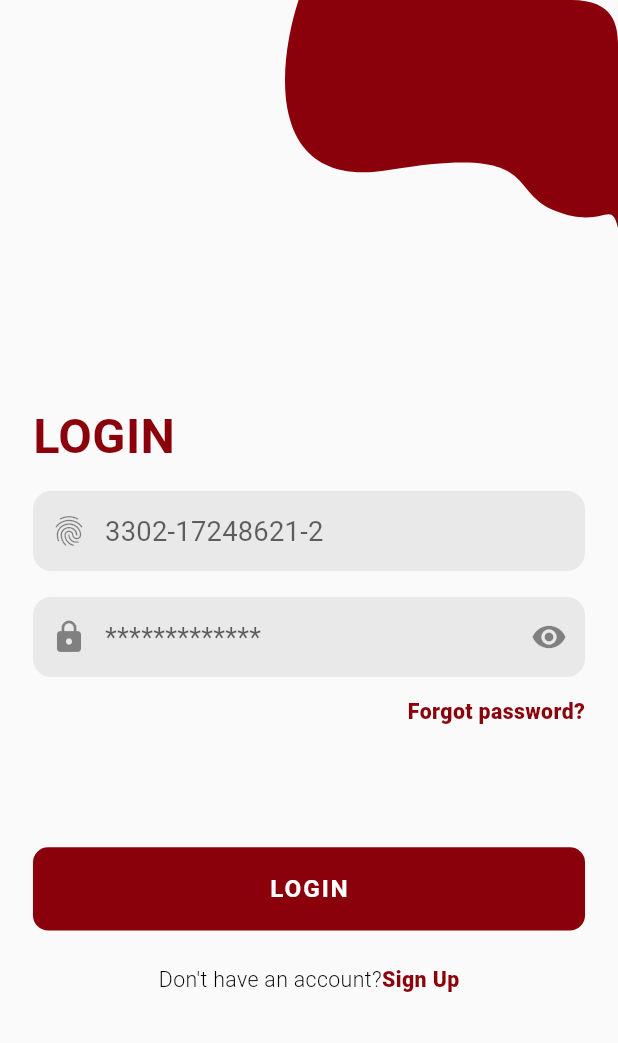
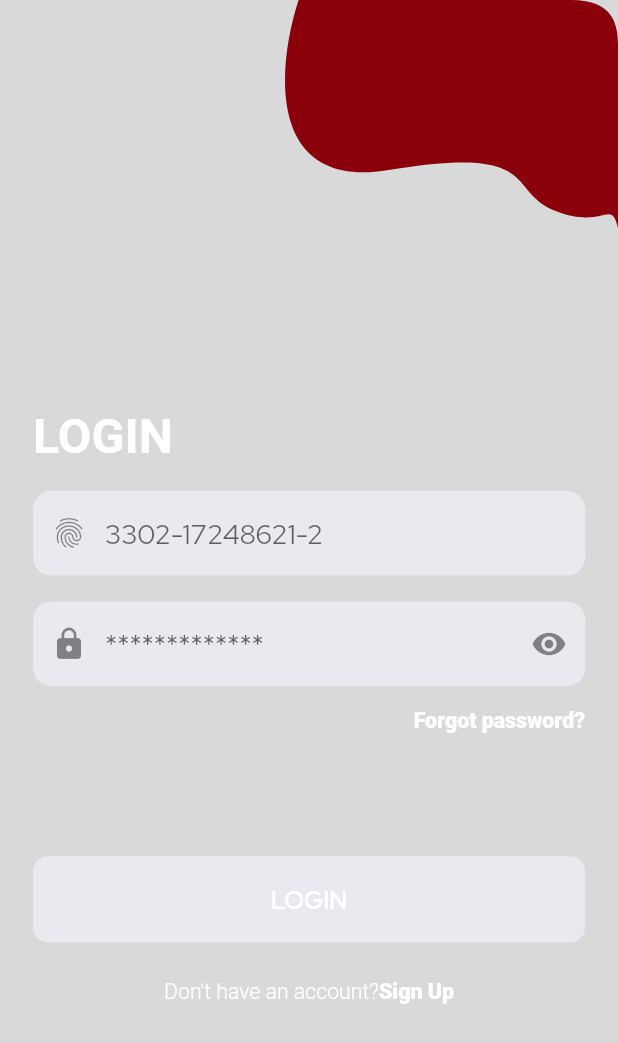
Before and after one commit to sherryqaisrani/student_management_system, a Flutter app: the LoginPage2 screen opened directly, on a phone screen of 412 x 824 dp. Shown: the top 1043 px of the screen. Run offline on Flutter 3.47's test engine with Material 2 defaults, Android fonts, the phone set to English and light mode, and no system bars; our stand-ins replace dio, flutter_screenutil, flutter_svg, google_fonts.

Commit message:
Theme SetUp Done

```diff
--- a/lib/screens/LoginPage.dart
+++ b/lib/screens/LoginPage.dart
@@ -48,7 +48,7 @@ class _LoginPageState extends State<LoginPage> {
         fontWeight: FontWeight.w500,
       ),
       filled: true,
-      fillColor: AppColors.aLightPlaceHolderColor,
+      fillColor: aLightPlaceholderColor,
     );
   }
 
@@ -102,7 +102,7 @@ class _LoginPageState extends State<LoginPage> {
                 width: double.infinity,
                 child: TextButton(
                   style: TextButton.styleFrom(
-                    backgroundColor: AppColors.oragneColor,
+                    backgroundColor: oragneColor,
                     shape: RoundedRectangleBorder(
                       side: const BorderSide(
                         color: Colors.transparent,
@@ -119,7 +119,6 @@ class _LoginPageState extends State<LoginPage> {
                   child: Text(
                     "Sign in",
                     style: TextStyle(
-                      color: AppColors.btnBlackColor,
                       fontSize: 16.sp,
                       fontWeight: FontWeight.w500,
                     ),
--- a/lib/screens/change_password.dart
+++ b/lib/screens/change_password.dart
@@ -44,7 +44,6 @@ class _ChangePasswordState extends State<ChangePassword> {
                     style: TextStyle(
                       fontSize: 32.sp,
                       fontWeight: FontWeight.w700,
-                      color: AppColors.primaryColor,
                     ),
                   ),
                   SizedBox(
@@ -87,7 +86,6 @@ class _ChangePasswordState extends State<ChangePassword> {
                     width: double.infinity,
                     child: ElevatedButton(
                       style: ElevatedButton.styleFrom(
-                          primary: AppColors.primaryColor,
                           padding: EdgeInsets.symmetric(
                             vertical: 16.h,
                           ),
@@ -137,7 +135,7 @@ class _ChangePasswordState extends State<ChangePassword> {
         ),
       ),
       filled: true,
-      fillColor: AppColors.aLightPlaceHolderColor,
+      fillColor: aLightPlaceholderColor,
       hintText: hintText,
       prefixIcon: const Icon(
         Icons.lock,
--- a/lib/screens/forgot_password.dart
+++ b/lib/screens/forgot_password.dart
@@ -43,7 +43,6 @@ class _ForgotPasswordState extends State<ForgotPassword> {
                   style: TextStyle(
                     fontSize: 32.sp,
                     fontWeight: FontWeight.w700,
-                    color: AppColors.primaryColor,
                   ),
                 ),
                 SizedBox(
@@ -64,7 +63,6 @@ class _ForgotPasswordState extends State<ForgotPassword> {
                   width: double.infinity,
                   child: ElevatedButton(
                     style: ElevatedButton.styleFrom(
-                        primary: AppColors.primaryColor,
                         padding: EdgeInsets.symmetric(
                           vertical: 16.h,
                         ),
@@ -115,7 +113,7 @@ InputDecoration getInputDecoration({required String hintText}) {
       ),
     ),
     filled: true,
-    fillColor: AppColors.aLightPlaceHolderColor,
+    fillColor: aLightPlaceholderColor,
     hintText: hintText,
     prefixIcon: const Icon(
       Icons.phone,
--- a/lib/screens/loginpage2.dart
+++ b/lib/screens/loginpage2.dart
@@ -2,6 +2,7 @@ import 'package:flutter/material.dart';
 import 'package:flutter_screenutil/flutter_screenutil.dart';
 import 'package:flutter_svg/flutter_svg.dart';
 import 'package:student_management_system/utils/colors.dart';
+import 'package:student_management_system/widget/CustomeFormTextField.dart';
 
 class LoginPage2 extends StatefulWidget {
   LoginPage2({Key? key}) : super(key: key);
@@ -11,41 +12,8 @@ class LoginPage2 extends StatefulWidget {
 }
 
 class _LoginPage2State extends State<LoginPage2> {
-  InputDecoration inputDecoration(
-      {required String hintText,
-      required Widget prefixIcon,
-      Widget? suffixIcon}) {
-    return InputDecoration(
-      contentPadding: EdgeInsets.symmetric(
-        vertical: 16.h,
-      ),
-      border: OutlineInputBorder(
-        borderRadius: BorderRadius.circular(
-          12.r,
-        ),
-        borderSide: const BorderSide(
-          color: Colors.transparent,
-        ),
-      ),
-      enabledBorder: OutlineInputBorder(
-        borderRadius: BorderRadius.circular(
-          12.r,
-        ),
-        borderSide: const BorderSide(
-          color: Colors.transparent,
-        ),
-      ),
-      hintText: hintText,
-      hintStyle: TextStyle(
-        fontSize: 18.sp,
-        fontWeight: FontWeight.w400,
-      ),
-      filled: true,
-      fillColor: AppColors.lightGrayColor,
-      prefixIcon: prefixIcon,
-      suffixIcon: suffixIcon,
-    );
-  }
+  final TextEditingController _userNameController = TextEditingController();
+  final TextEditingController _passwordTextController = TextEditingController();
 
   @override
   Widget build(BuildContext context) {
@@ -80,7 +48,6 @@ class _LoginPage2State extends State<LoginPage2> {
                   Text(
                     'LOGIN',
                     style: TextStyle(
-                      color: AppColors.primaryColor,
                       fontSize: 32.sp,
                       fontWeight: FontWeight.w700,
                     ),
@@ -88,25 +55,21 @@ class _LoginPage2State extends State<LoginPage2> {
                   SizedBox(
                     height: 17.h,
                   ),
-                  TextFormField(
-                    keyboardType: TextInputType.number,
-                    textInputAction: TextInputAction.next,
-                    decoration: inputDecoration(
-                        hintText: '3302-17248621-2',
-                        prefixIcon: const Icon(Icons.fingerprint)),
+                  CustomeFormTextField(
+                    controller: _userNameController,
+                    textHint: '3302-17248621-2',
+                    prefixIcon: const Icon(
+                      Icons.fingerprint,
+                    ),
                   ),
                   SizedBox(
                     height: 17.h,
                   ),
-                  TextFormField(
-                    keyboardType: TextInputType.text,
-                    textInputAction: TextInputAction.next,
-                    obscureText: true,
-                    decoration: inputDecoration(
-                      hintText: '*************',
-                      prefixIcon: const Icon(Icons.lock),
-                      suffixIcon: const Icon(Icons.remove_red_eye),
-                    ),
+                  CustomeFormTextField(
+                    controller: _passwordTextController,
+                    textHint: '*************',
+                    prefixIcon: const Icon(Icons.lock),
+                    suffixIcon: const Icon(Icons.remove_red_eye),
                   ),
                   SizedBox(
                     height: 15.h,
@@ -116,7 +79,6 @@ class _LoginPage2State extends State<LoginPage2> {
                     child: Text(
                       'Forgot password?',
                       style: TextStyle(
-                        color: AppColors.primaryColor,
                         fontSize: 14.sp,
                         fontWeight: FontWeight.w800,
                       ),
@@ -130,6 +92,7 @@ class _LoginPage2State extends State<LoginPage2> {
                       width: double.infinity,
                       child: TextButton(
                         style: TextButton.styleFrom(
+                          backgroundColor: Theme.of(context).backgroundColor,
                           shape: RoundedRectangleBorder(
                             borderRadius: BorderRadius.circular(
                               10.r,
@@ -141,7 +104,6 @@ class _LoginPage2State extends State<LoginPage2> {
                           padding: EdgeInsets.symmetric(
                             vertical: 18.h,
                           ),
-                          backgroundColor: AppColors.primaryColor,
                         ),
                         onPressed: () {},
                         child: Text(
@@ -166,7 +128,6 @@ class _LoginPage2State extends State<LoginPage2> {
                         style: TextStyle(
                           fontSize: 14.sp,
                           fontWeight: FontWeight.w300,
-                          color: Colors.black,
                         ),
                       ),
                       Text(
@@ -174,7 +135,6 @@ class _LoginPage2State extends State<LoginPage2> {
                         style: TextStyle(
                           fontSize: 14.sp,
                           fontWeight: FontWeight.w800,
-                          color: AppColors.primaryColor,
                         ),
                       ),
                     ],
--- a/lib/screens/personal.dart
+++ b/lib/screens/personal.dart
@@ -57,7 +57,6 @@ class _PersonalInfoState extends State<PersonalInfo> {
                       style: TextStyle(
                         fontSize: 32.sp,
                         fontWeight: FontWeight.w700,
-                        color: AppColors.primaryColor,
                       ),
                     ),
                     SizedBox(height: 22.h),
@@ -283,7 +282,6 @@ class _PersonalInfoState extends State<PersonalInfo> {
                       width: double.infinity,
                       child: ElevatedButton(
                         style: ElevatedButton.styleFrom(
-                            primary: AppColors.primaryColor,
                             padding: EdgeInsets.symmetric(
                               vertical: 17.h,
                             ),
@@ -357,7 +355,7 @@ class _PersonalInfoState extends State<PersonalInfo> {
         ),
       ),
       filled: true,
-      fillColor: AppColors.aLightPlaceHolderColor,
+      fillColor: aLightPlaceholderColor,
       contentPadding: EdgeInsets.symmetric(
         vertical: 15.h,
       ),
--- a/lib/screens/singuppage.dart
+++ b/lib/screens/singuppage.dart
@@ -45,7 +45,7 @@ class _SignUpPageState extends State<SignUpPage> {
       suffixIcon: suffixIcon,
       hintText: hintText,
       filled: true,
-      fillColor: AppColors.lightGrayColor,
+      fillColor: aLightPlaceholderColor,
     );
   }
 
@@ -89,7 +89,6 @@ class _SignUpPageState extends State<SignUpPage> {
                     style: TextStyle(
                       fontSize: 32.sp,
                       fontWeight: FontWeight.w700,
-                      color: AppColors.primaryColor,
                     ),
                   ),
                   SizedBox(
@@ -190,7 +189,6 @@ class _SignUpPageState extends State<SignUpPage> {
                       height: 55.h,
                       child: ElevatedButton(
                         style: ElevatedButton.styleFrom(
-                          primary: AppColors.primaryColor,
                           shape: RoundedRectangleBorder(
                             borderRadius: BorderRadius.circular(
                               10.sp,
@@ -229,7 +227,6 @@ class _SignUpPageState extends State<SignUpPage> {
                         style: TextStyle(
                           fontSize: 14.sp,
                           fontWeight: FontWeight.w800,
-                          color: AppColors.primaryColor,
                         ),
                       ),
                     ],
--- a/lib/utils/colors.dart
+++ b/lib/utils/colors.dart
@@ -1,21 +1,23 @@
 import 'package:flutter/material.dart';
 
-class AppColors {
-  //primaryColor
-  static Color primaryColor = const Color(0xff8B010B);
+//primaryColor
 
-  //Dark Theme Colors
-  static Color aDarkBgcolor = Colors.black;
-  static Color aDarkTextColor = Colors.white;
-  static Color aDarkPlaceHolderColor = const Color(0xFFFFFFFF);
-  static Color aDarkPlaceHolderTextColor = const Color(0xFFFFFFFF);
+//Light Theme Colors
+const Color aLightPrimaryColor = Color(0xFF8B010B);
+const Color aLightAccentColor = Color(0xFFc50110);
+const Color aLightTextColor = Colors.black;
+const Color aLightPlaceholderColor = Color(0xFFE8EAF0);
+const Color aLightPlaceholderTextColor = Color(0xFFC6CAD3);
+const Color aLightBackgroundColor = Color(0xFFD9D9D9);
+const Color aLightErrorColor = Color(0xFFFF7971);
 
-  //Light Theme Colors
-  static Color aLightBgColor = const Color(0xFFFFFFFF);
-  static Color aLightPlaceHolderColor = const Color(0xffF1F1F1);
-  static Color aLightPlaceHolderTextColor = Colors.black;
-  static Color btnBlackColor = const Color(0xff151624);
-  static Color lightGrayColor = const Color(0xffE9E9E9);
+//Dark Theme Colors
+const Color aDarkPrimaryColor = Color(0xFFD9D9D9);
+const Color aDarkAccentColor = Color(0xFFc50110);
+const Color aDarkTextColor = Color(0xFFD9D9D9);
+const Color aDarkPlaceholderColor = Color(0xFF7681a4);
+const Color aDarkPlaceholderTextColor = Color(0xFF525C7C);
+const Color aDarkBackgroundColor = Color(0xFF2D3251);
+const Color aDarkErrorColor = Color(0xFFD0524A);
 
-  static Color oragneColor = const Color(0xffFCC50A);
-}
+const Color oragneColor = Color(0xffFCC50A);
--- a/lib/utils/routes.dart
+++ b/lib/utils/routes.dart
@@ -1,4 +1,3 @@
-import 'package:flutter/cupertino.dart';
 import 'package:flutter/material.dart';
 import 'package:student_management_system/error/remote_exception.dart';
 import 'package:student_management_system/screens/loginpage2.dart';
--- /dev/null
+++ b/lib/utils/themes.dart
@@ -0,0 +1,118 @@
+import 'package:flutter/material.dart';
+import 'package:flutter_screenutil/flutter_screenutil.dart';
+import 'package:google_fonts/google_fonts.dart';
+import 'package:student_management_system/utils/colors.dart';
+
+final lightTheme = ThemeData.light().copyWith(
+  primaryColor: aLightPrimaryColor,
+  scaffoldBackgroundColor: aLightBackgroundColor,
+  backgroundColor: aLightPlaceholderColor,
+  errorColor: aLightErrorColor,
+  textTheme: GoogleFonts.redHatDisplayTextTheme(
+    const TextTheme().copyWith(
+        headline3: TextStyle(
+          fontSize: 24.sp,
+          fontWeight: FontWeight.bold,
+          color: aLightPrimaryColor,
+        ),
+        headline6: TextStyle(
+          fontSize: 16.sp,
+          color: aLightTextColor,
+        ),
+        bodyText1: TextStyle(
+          fontSize: 17.sp,
+          fontWeight: FontWeight.bold,
+        ),
+        button: TextStyle(
+          fontSize: 17.sp,
+          fontWeight: FontWeight.bold,
+        ),
+        subtitle1: const TextStyle(
+          color: aLightPrimaryColor,
+        )),
+  ),
+  inputDecorationTheme: InputDecorationTheme(
+    contentPadding: EdgeInsets.symmetric(
+      vertical: 16.h,
+    ),
+    border: OutlineInputBorder(
+      borderRadius: BorderRadius.circular(
+        12.r,
+      ),
+      borderSide: const BorderSide(
+        color: Colors.transparent,
+      ),
+    ),
+    enabledBorder: OutlineInputBorder(
+      borderRadius: BorderRadius.circular(
+        12.r,
+      ),
+      borderSide: const BorderSide(
+        color: Colors.transparent,
+      ),
+    ),
+    hintStyle: TextStyle(
+      fontSize: 18.sp,
+      fontWeight: FontWeight.w400,
+    ),
+    filled: true,
+    fillColor: aLightPlaceholderColor,
+  ),
+);
+
+final dartkTheme = ThemeData.dark().copyWith(
+  primaryColor: aDarkPrimaryColor,
+  scaffoldBackgroundColor: aDarkBackgroundColor,
+  backgroundColor: aDarkPlaceholderColor,
+  errorColor: aDarkErrorColor,
+  textTheme: GoogleFonts.redHatDisplayTextTheme(
+    const TextTheme().copyWith(
+        headline3: TextStyle(
+          fontSize: 24.sp,
+          fontWeight: FontWeight.bold,
+          color: aDarkPrimaryColor,
+        ),
+        headline6: TextStyle(
+          fontSize: 16.sp,
+          color: aDarkTextColor,
+        ),
+        bodyText1: TextStyle(
+          fontSize: 17.sp,
+          fontWeight: FontWeight.bold,
+        ),
+        button: TextStyle(
+          fontSize: 17.sp,
+          fontWeight: FontWeight.bold,
+        ),
+        subtitle1: const TextStyle(
+          color: aDarkPrimaryColor,
+        )),
+  ),
+  inputDecorationTheme: InputDecorationTheme(
+    contentPadding: EdgeInsets.symmetric(
+      vertical: 16.h,
+    ),
+    border: OutlineInputBorder(
+      borderRadius: BorderRadius.circular(
+        12.r,
+      ),
+      borderSide: const BorderSide(
+        color: Colors.transparent,
+      ),
+    ),
+    enabledBorder: OutlineInputBorder(
+      borderRadius: BorderRadius.circular(
+        12.r,
+      ),
+      borderSide: const BorderSide(
+        color: Colors.transparent,
+      ),
+    ),
+    hintStyle: TextStyle(
+      fontSize: 18.sp,
+      fontWeight: FontWeight.w400,
+    ),
+    filled: true,
+    fillColor: aDarkPlaceholderColor,
+  ),
+);
--- a/lib/widget/CustomeFormTextField.dart
+++ b/lib/widget/CustomeFormTextField.dart
@@ -1,17 +1,25 @@
 import 'package:flutter/material.dart';
 
 class CustomeFormTextField extends StatelessWidget {
-  final TextEditingController? textEditingController;
+  final TextEditingController? controller;
+  final Widget? prefixIcon;
+  final Widget? suffixIcon;
   final String? textHint;
   const CustomeFormTextField(
-      {Key? key, this.textEditingController, this.textHint})
+      {Key? key,
+      required this.controller,
+      required this.textHint,
+      required this.prefixIcon,
+      this.suffixIcon})
       : super(key: key);
 
   @override
   Widget build(BuildContext context) {
     return TextFormField(
-      controller: textEditingController,
+      controller: controller,
       decoration: InputDecoration(
+        prefixIcon: prefixIcon,
+        suffixIcon: suffixIcon,
         hintText: textHint,
       ),
     );
--- a/pubspec.yaml
+++ b/pubspec.yaml
@@ -38,6 +38,7 @@ dependencies:
   flutter_svg:
   intl: ^0.17.0
   dio: ^4.0.6
+  google_fonts: ^3.0.1
 dev_dependencies:
   flutter_test:
     sdk: flutter
```
Also changed, not shown: lib/main.dart (+6 -30 lines), assets/svg/headerDark.svg (added), pubspec.lock, 1 other file.
